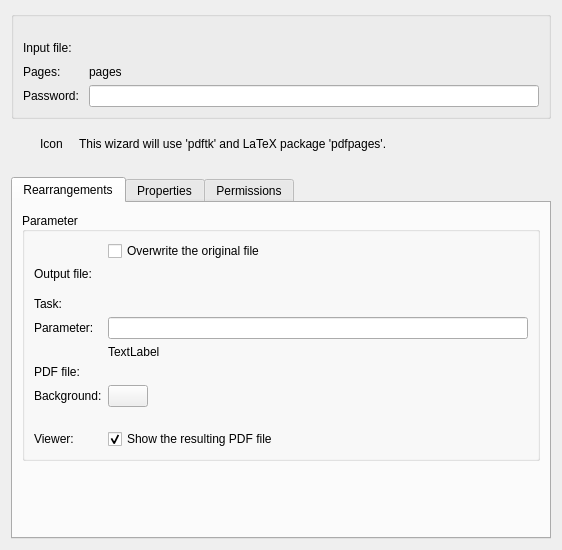
The window that src/dialogs/pdf-wizard/pdfdialog_base.ui (KDE/kile) describes before a commit, drawn with Qt 5.
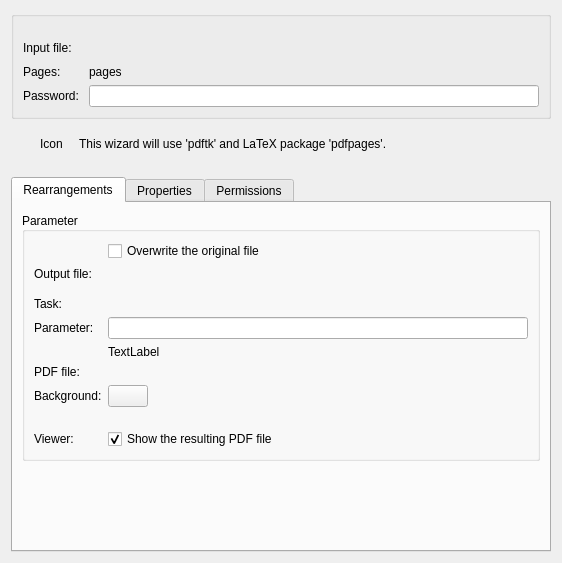
The same window after the commit. Custom widgets are drawn as their Qt base class.

```diff
--- a/src/dialogs/pdf-wizard/pdfdialog_base.ui
+++ b/src/dialogs/pdf-wizard/pdfdialog_base.ui
@@ -7,7 +7,7 @@
     <x>0</x>
     <y>0</y>
     <width>562</width>
-    <height>550</height>
+    <height>563</height>
    </rect>
   </property>
   <layout class="QVBoxLayout" name="verticalLayout_4">
@@ -844,7 +844,7 @@
   </customwidget>
   <customwidget>
    <class>KUrlRequester</class>
-   <extends>QFrame</extends>
+   <extends>QWidget</extends>
    <header>kurlrequester.h</header>
   </customwidget>
  </customwidgets>
```
Left out of the diff: 11 changed lines with no effect on the pictures.
